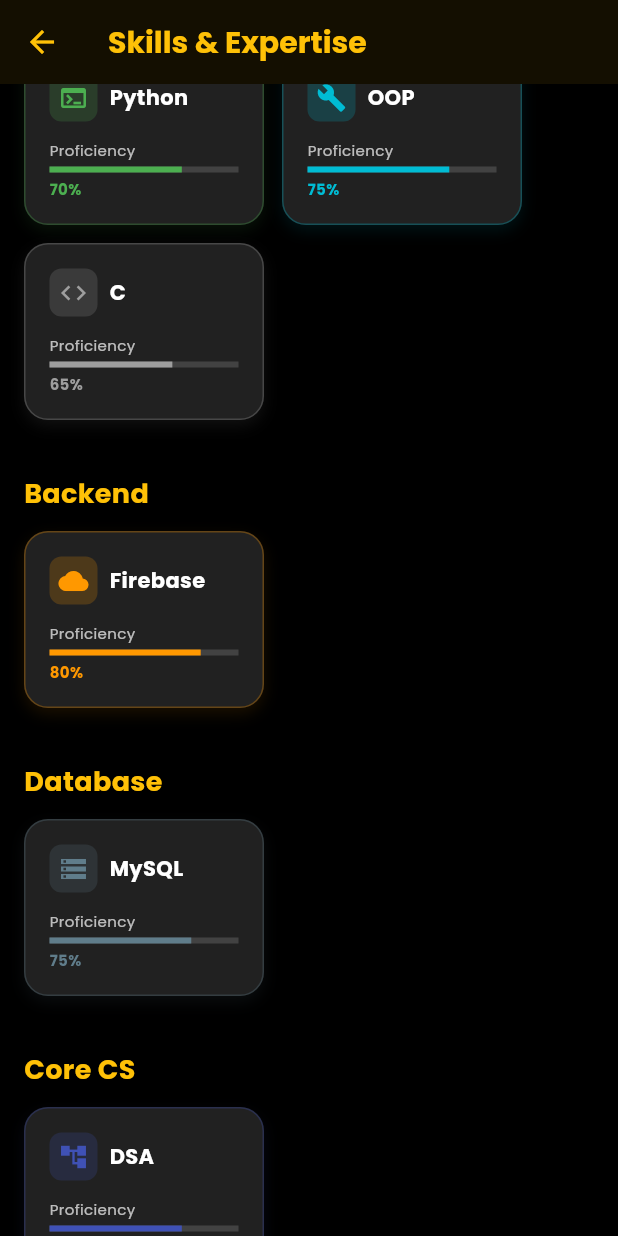
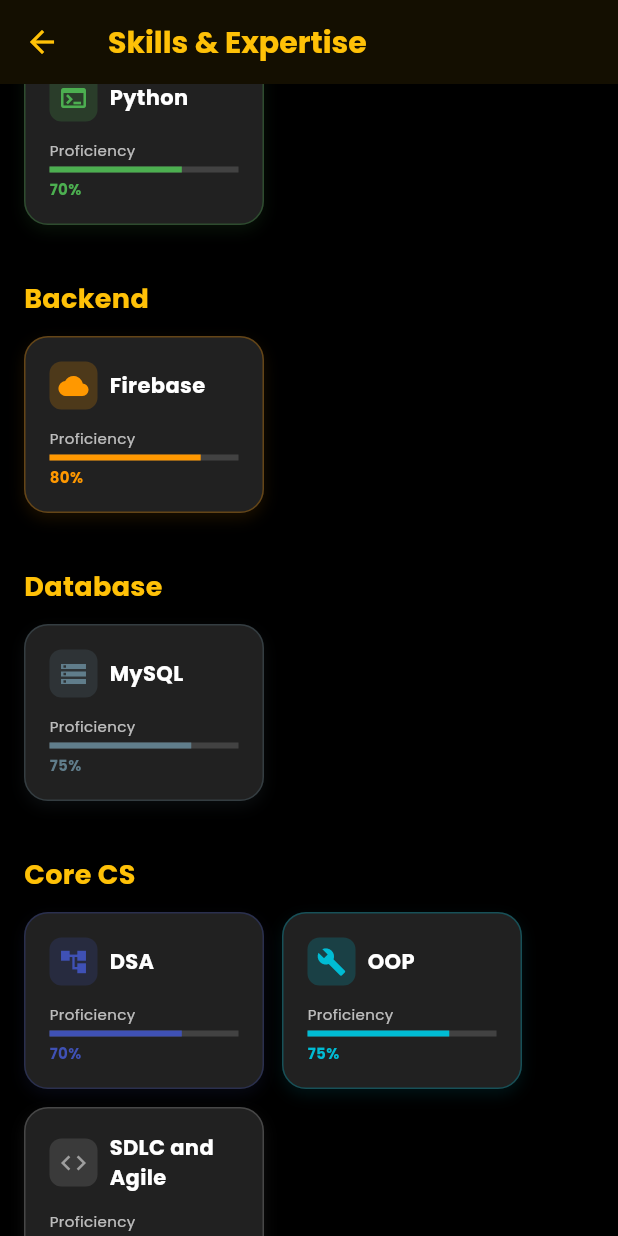
Before and after one commit to Pardeep-Lohia/my_portfolio, a Flutter app: the SkillsScreen screen opened directly, scrolled down 576 dp, on a phone screen of 412 x 824 dp. Run offline on Flutter 3.47's test engine with Material 3 defaults, Android fonts, the phone set to English and light mode, and no system bars; our stand-ins replace google_fonts, pdf; missing offline and left inert: universal_html.

Commit message:
Update skills_screen.dart

```diff
--- a/lib/screens/skills_screen.dart
+++ b/lib/screens/skills_screen.dart
@@ -15,7 +15,7 @@ class SkillsScreen extends StatelessWidget {
   }
 
   final List<Map<String, dynamic>> skills = const [
-    {"name": "Flutter", "level": 90, "color": Colors.blue, "category": "Mobile Development"},
+    {"name": "Flutter", "level": 90, "color": Colors.blue, "category": "Frameworks and Tools"},
     {"name": "Dart", "level": 90, "color": Colors.blue, "category": "Programming"},
     {"name": "Firebase", "level": 80, "color": Colors.orange, "category": "Backend"},
     {"name": "Java", "level": 75, "color": Colors.red, "category": "Programming"},
@@ -25,8 +25,8 @@ class SkillsScreen extends StatelessWidget {
     // {"name": "OpenCV", "level": 60, "color": Colors.teal, "category": "AI/ML"},
     {"name": "DSA", "level": 70, "color": Colors.indigo, "category": "Core CS"},
     {"name": "Problem-Solving", "level": 80, "color": Colors.amber, "category": "Soft Skills"},
-    {"name": "OOP", "level": 75, "color": Colors.cyan, "category": "Programming"},
-    {"name": "C", "level": 65, "color": Colors.grey, "category": "Programming"},
+    {"name": "OOP", "level": 75, "color": Colors.cyan, "category": "Core CS"},
+    {"name": "SDLC and Agile", "level": 65, "color": Colors.grey, "category": "Core CS"},
     // {"name": "Spring Boot", "level": 60, "color": Colors.green, "category": "Backend"},
     // {"name": "Tkinter", "level": 55, "color": Colors.lightBlue, "category": "GUI"},
     // {"name": "Swing", "level": 50, "color": Colors.brown, "category": "GUI"},
```
